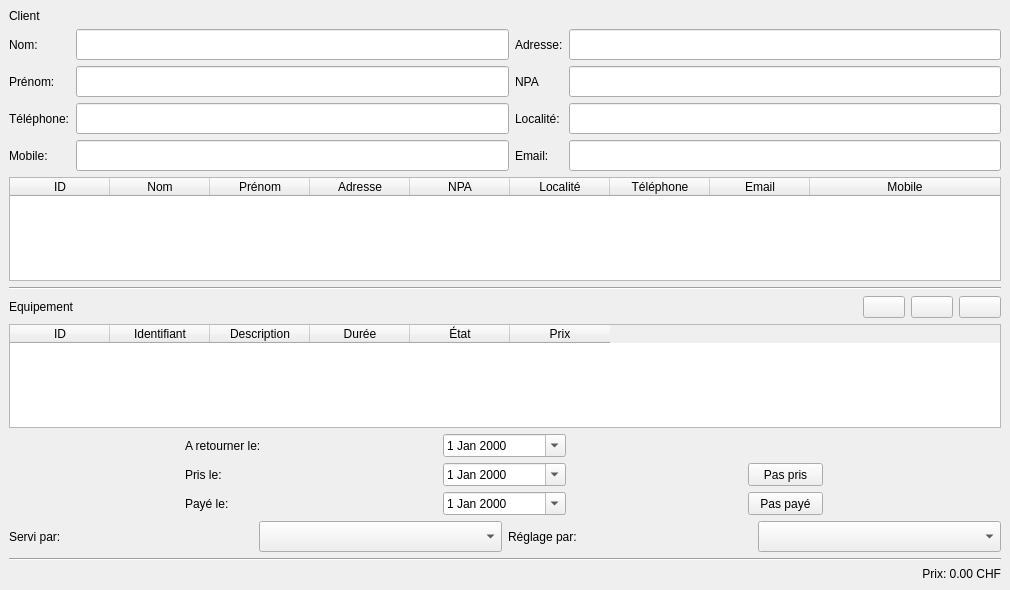
Before: the Qt Designer form sploks/views/contract_form.ui in LPOdev/Sploks, drawn with Qt 5.
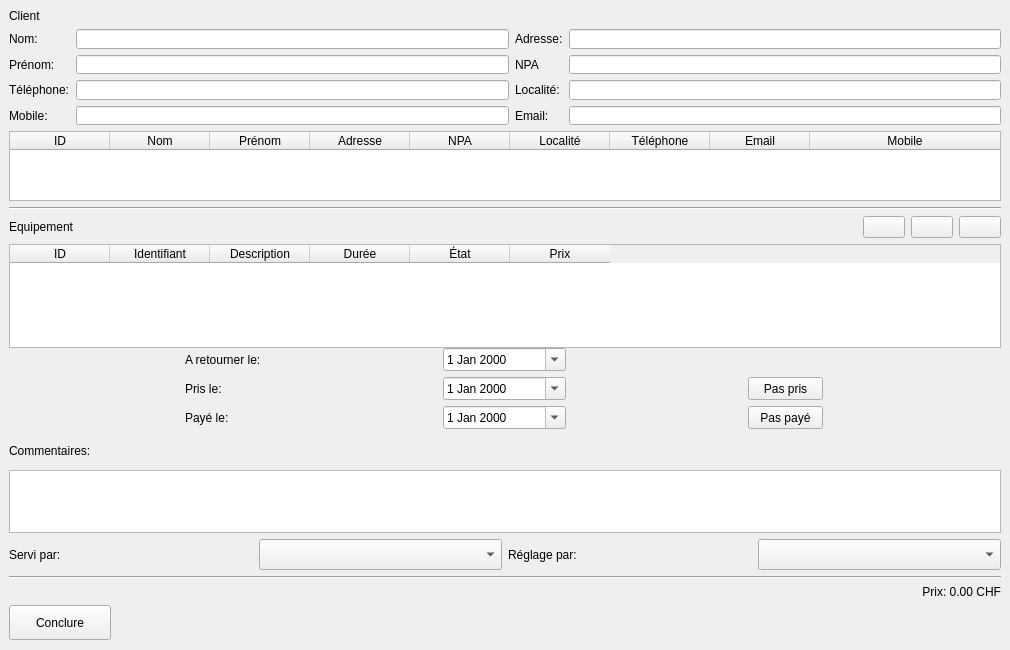
After: the same form once the commit is applied. Icons and pictures are not drawn.

Commit message: T56 Bouton bloquer et débloquer

What changed in the file:
```diff
--- a/sploks/views/contract_form.ui
+++ b/sploks/views/contract_form.ui
@@ -10,18 +10,12 @@
     <x>0</x>
     <y>0</y>
     <width>1010</width>
-    <height>590</height>
+    <height>650</height>
    </rect>
   </property>
   <property name="minimumSize">
    <size>
     <width>1010</width>
-    <height>590</height>
-   </size>
-  </property>
-  <property name="maximumSize">
-   <size>
-    <width>1010</width>
     <height>620</height>
    </size>
   </property>
@@ -560,6 +554,12 @@
     </item>
     <item>
      <layout class="QGridLayout" name="gridLayout">
+      <property name="topMargin">
+       <number>2</number>
+      </property>
+      <property name="bottomMargin">
+       <number>2</number>
+      </property>
       <item row="1" column="1">
        <widget class="QDateEdit" name="date_taken">
         <property name="maximumSize">
@@ -717,6 +717,38 @@
       </item>
      </layout>
     </item>
+    <item>
+     <layout class="QVBoxLayout" name="verticalLayout_6">
+      <item>
+       <widget class="QLabel" name="label_27">
+        <property name="minimumSize">
+         <size>
+          <width>158</width>
+          <height>27</height>
+         </size>
+        </property>
+        <property name="maximumSize">
+         <size>
+          <width>158</width>
+          <height>27</height>
+         </size>
+        </property>
+        <property name="styleSheet">
+         <string notr="true">font: 87 14pt &quot;Arial Black&quot;;</string>
+        </property>
+        <property name="text">
+         <string>Commentaires:</string>
+        </property>
+        <property name="alignment">
+         <set>Qt::AlignLeading|Qt::AlignLeft|Qt::AlignVCenter</set>
+        </property>
+       </widget>
+      </item>
+      <item>
+       <widget class="QTextEdit" name="txt_notes"/>
+      </item>
+     </layout>
+    </item>
     <item>
      <layout class="QHBoxLayout" name="horizontalLayout_5">
       <item>
@@ -805,6 +837,28 @@
       </property>
      </widget>
     </item>
+    <item>
+     <widget class="QPushButton" name="btn_send">
+      <property name="minimumSize">
+       <size>
+        <width>102</width>
+        <height>35</height>
+       </size>
+      </property>
+      <property name="maximumSize">
+       <size>
+        <width>102</width>
+        <height>35</height>
+       </size>
+      </property>
+      <property name="styleSheet">
+       <string notr="true">font: 87 14pt &quot;Arial Black&quot;;</string>
+      </property>
+      <property name="text">
+       <string>Conclure</string>
+      </property>
+     </widget>
+    </item>
    </layout>
   </widget>
  </widget>
```
The commit also changes 1 other file.
